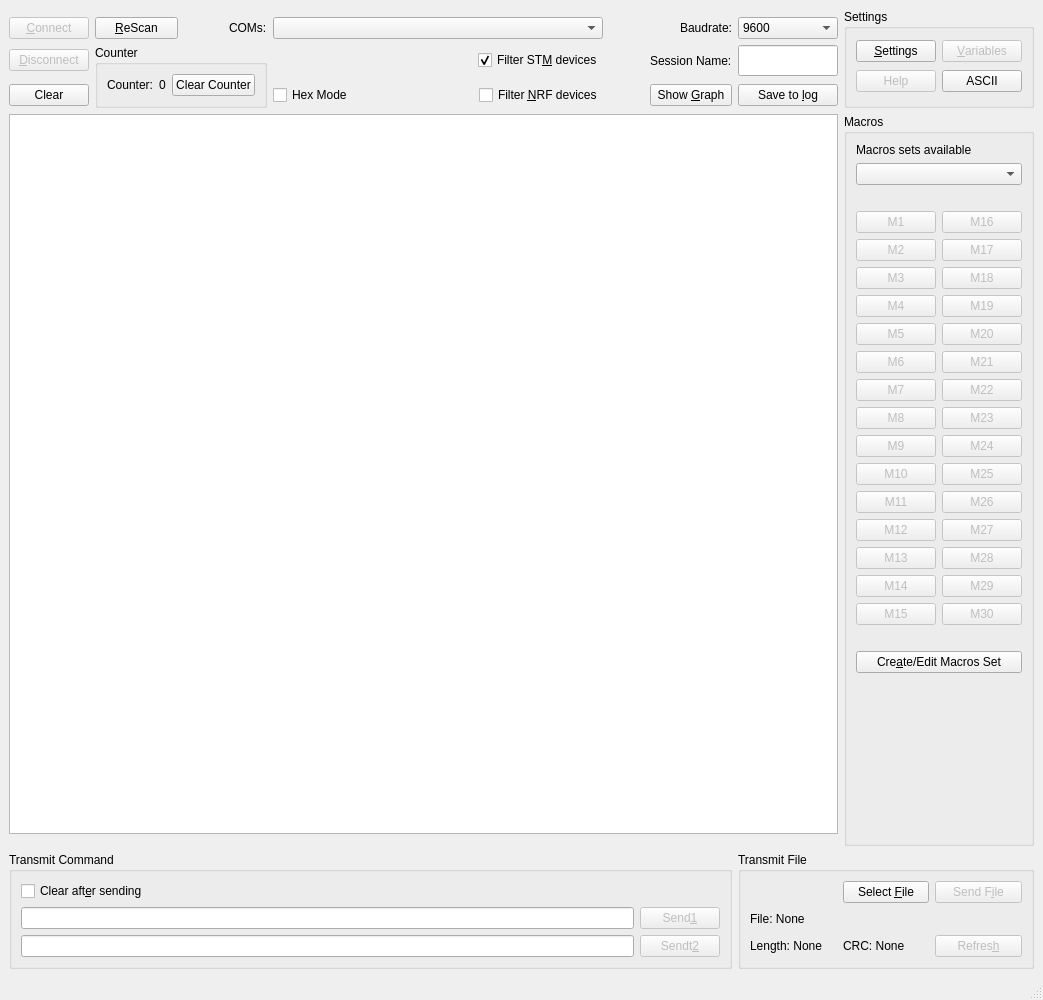
First picture: the form in Terminal.ui, repository notiel/OstrannaTerminal, before the edit.
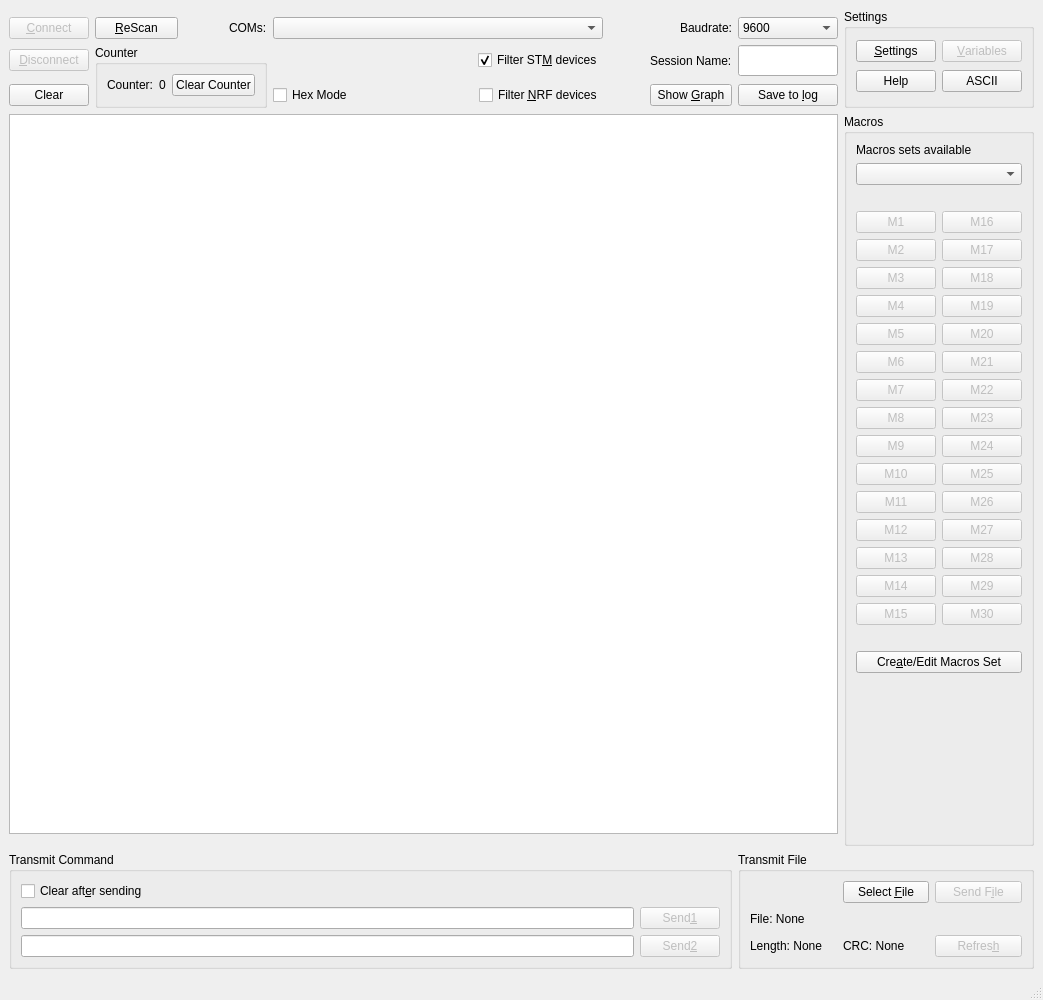
Second picture: the form after the edit. Icons and pictures are not drawn.

```diff
--- a/Terminal.ui
+++ b/Terminal.ui
@@ -469,7 +469,7 @@
        <item row="1" column="0" colspan="3">
         <widget class="QPushButton" name="BtnHelp">
          <property name="enabled">
-          <bool>false</bool>
+          <bool>true</bool>
          </property>
          <property name="text">
           <string>Help</string>
@@ -728,7 +728,7 @@
           <bool>false</bool>
          </property>
          <property name="text">
-          <string>Sendt&amp;2</string>
+          <string>Send&amp;2</string>
          </property>
         </widget>
        </item>
```
